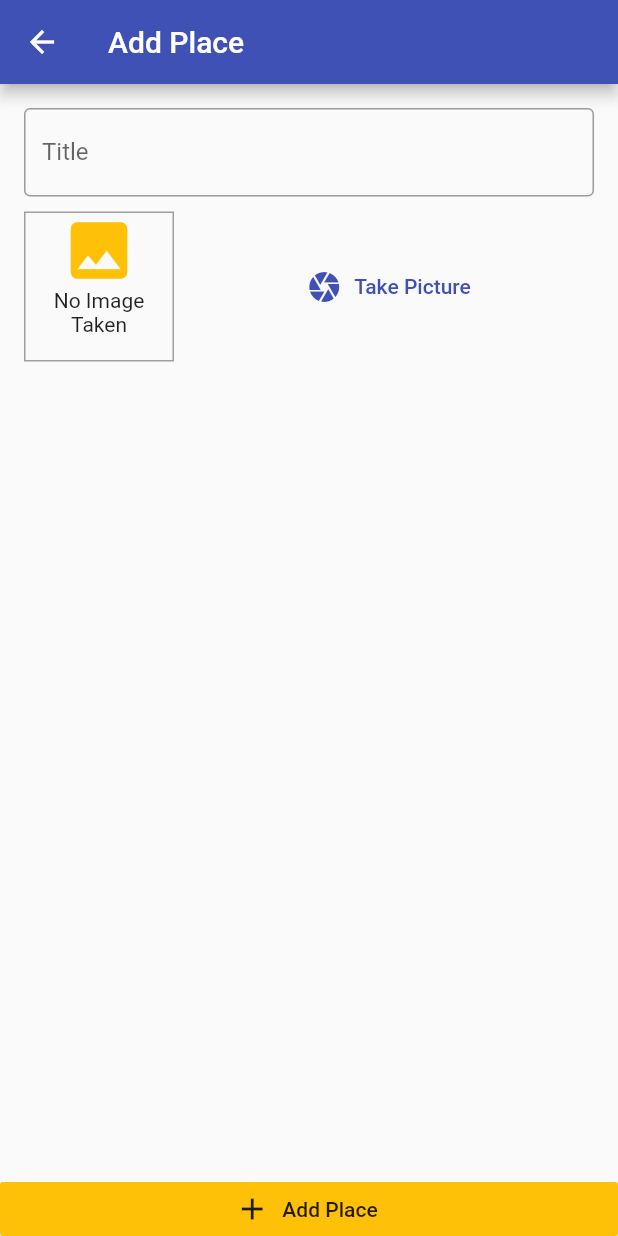
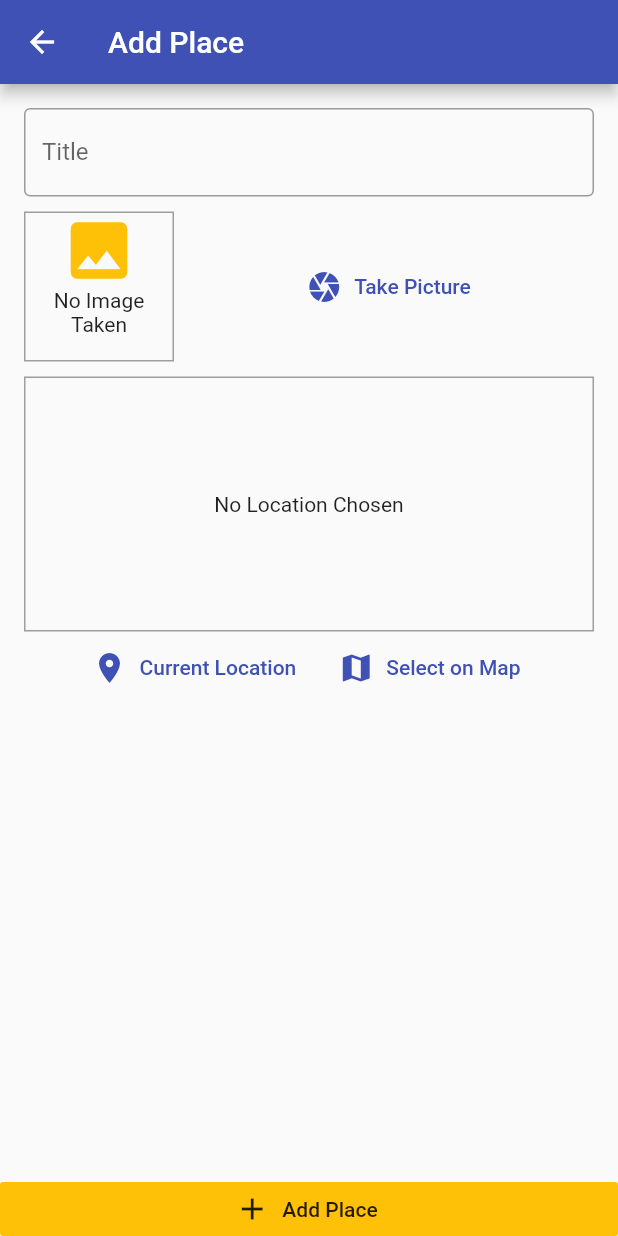
Before and after one commit to akshaybengani/Flutter-GreatPlaces, a Flutter app: the AddPlaceScreen screen opened by its route, on a phone screen of 412 x 824 dp. Run offline on Flutter 3.47's test engine with Material 2 defaults, Android fonts, the phone set to English and light mode, and no system bars; our stand-ins replace google_maps_flutter, image_picker, location, sqflite; accounts and stored records are empty.

Commit message:
Changes Made

```diff
--- a/lib/models/place.dart
+++ b/lib/models/place.dart
@@ -6,7 +6,7 @@ class PlaceLocation {
   final double longitude;
   final String address;
 
-  PlaceLocation({
+  const PlaceLocation({
     @required this.latitude,
     @required this.longitude,
     this.address,
--- a/lib/screens/add_place_screen.dart
+++ b/lib/screens/add_place_screen.dart
@@ -1,6 +1,7 @@
 import 'package:flutter/material.dart';
 import 'package:great_places/providers/great_places.dart';
 import 'package:great_places/widgets/image_input.dart';
+import 'package:great_places/widgets/location_input.dart';
 import 'dart:io';
 
 import 'package:provider/provider.dart';
@@ -55,6 +56,8 @@ class _AddPlaceScreenState extends State<AddPlaceScreen> {
                       height: 10,
                     ),
                     ImageInput(_selectImage),
+                    SizedBox(height: 10),
+                    LocationInput(),
                   ],
                 ),
               ),
--- a/lib/widgets/location_input.dart
+++ b/lib/widgets/location_input.dart
@@ -1,4 +1,8 @@
 import 'package:flutter/material.dart';
+import 'package:google_maps_flutter/google_maps_flutter.dart';
+import 'package:great_places/database/location_helper.dart';
+import 'package:great_places/screens/map_screen.dart';
+import 'package:location/location.dart';
 
 class LocationInput extends StatefulWidget {
   @override
@@ -6,18 +10,72 @@ class LocationInput extends StatefulWidget {
 }
 
 class _LocationInputState extends State<LocationInput> {
+  String _previewImageUrl;
+
+  Future<void> _getCurrentUserLocation() async {
+    final locData = await Location().getLocation();
+    print(locData.latitude);
+    print(locData.longitude);
+    final staticMapUrl = LocationHelper.generateLocationPreviewImage(
+      latitude: locData.latitude,
+      longitude: locData.longitude,
+    );
+    setState(() {
+      _previewImageUrl = staticMapUrl;
+    });
+  }
+
+  Future<void> _selectOnMap() async {
+    final LatLng selectedLocation = await Navigator.of(context).push(
+      MaterialPageRoute(
+        builder: (ctx) => MapScreen(
+          isSelecting: true,
+        ),
+      ),
+    );
+    if(selectedLocation == null){
+      return;
+    }
+
+
+
+  }
+
   @override
   Widget build(BuildContext context) {
     return Column(
       children: <Widget>[
         Container(
+          decoration: BoxDecoration(
+            border: Border.all(width: 1, color: Colors.grey),
+          ),
+          alignment: Alignment.center,
           height: 170,
+          child: _previewImageUrl == null
+              ? Text('No Location Chosen', textAlign: TextAlign.center)
+              : Image.network(
+                  _previewImageUrl,
+                  fit: BoxFit.cover,
+                  width: double.infinity,
+                ),
           width: double.infinity,
-
         ),
-
+        Row(
+          mainAxisAlignment: MainAxisAlignment.center,
+          children: <Widget>[
+            FlatButton.icon(
+                onPressed: _getCurrentUserLocation,
+                textColor: Theme.of(context).primaryColor,
+                icon: Icon(Icons.location_on),
+                label: Text('Current Location')),
+            FlatButton.icon(
+                onPressed: _selectOnMap,
+                textColor: Theme.of(context).primaryColor,
+                icon: Icon(Icons.map),
+                label: Text('Select on Map'))
+          ],
+        )
       ],
-
     );
   }
 }
--- a/pubspec.yaml
+++ b/pubspec.yaml
@@ -14,7 +14,7 @@ description: A new Flutter project.
 version: 1.0.0+1
 
 environment:
-  sdk: ">=2.1.0 <3.0.0"
+  sdk: ">=2.2.0 <3.0.0"
 
 dependencies:
   flutter:
@@ -28,6 +28,7 @@ dependencies:
   path_provider: ^1.6.0
   sqflite: ^1.2.0
   location: ^2.3.5
+  google_maps_flutter: ^0.5.22
 
 dev_dependencies:
   flutter_test:
```
Also changed, not shown: lib/screens/map_screen.dart (added, +62 -0 lines), pubspec.lock, 2 other files.
